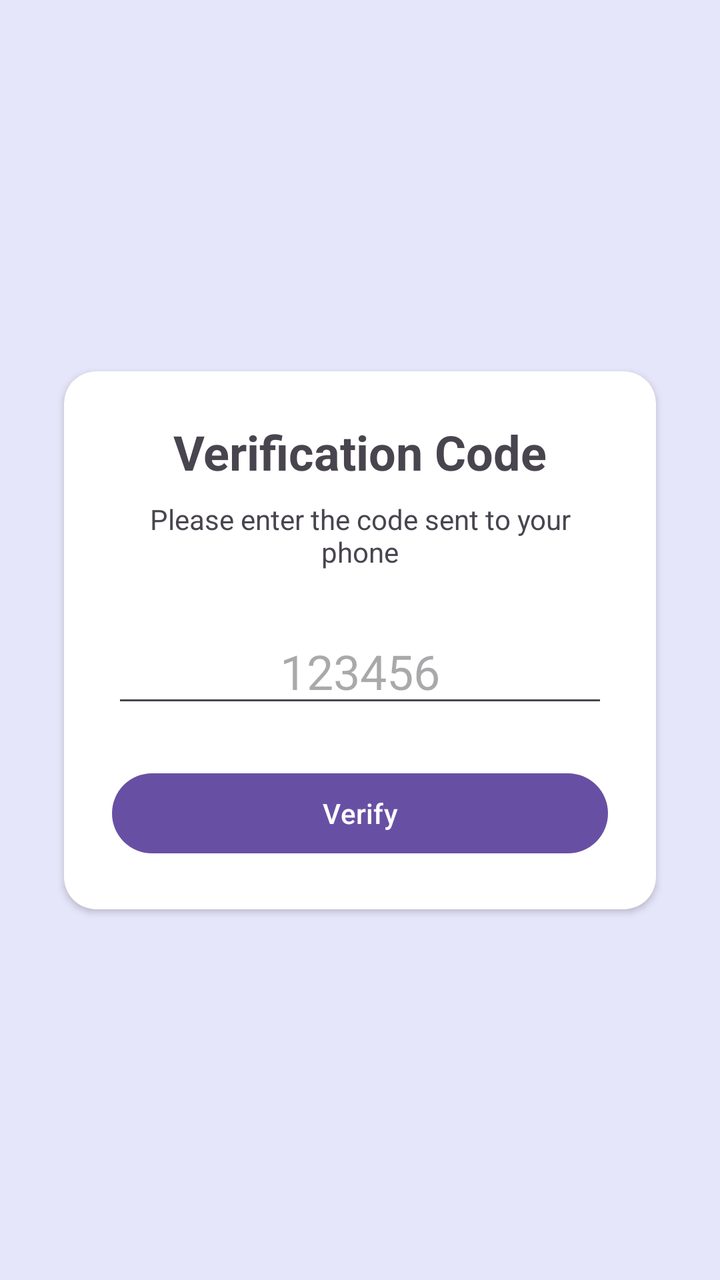
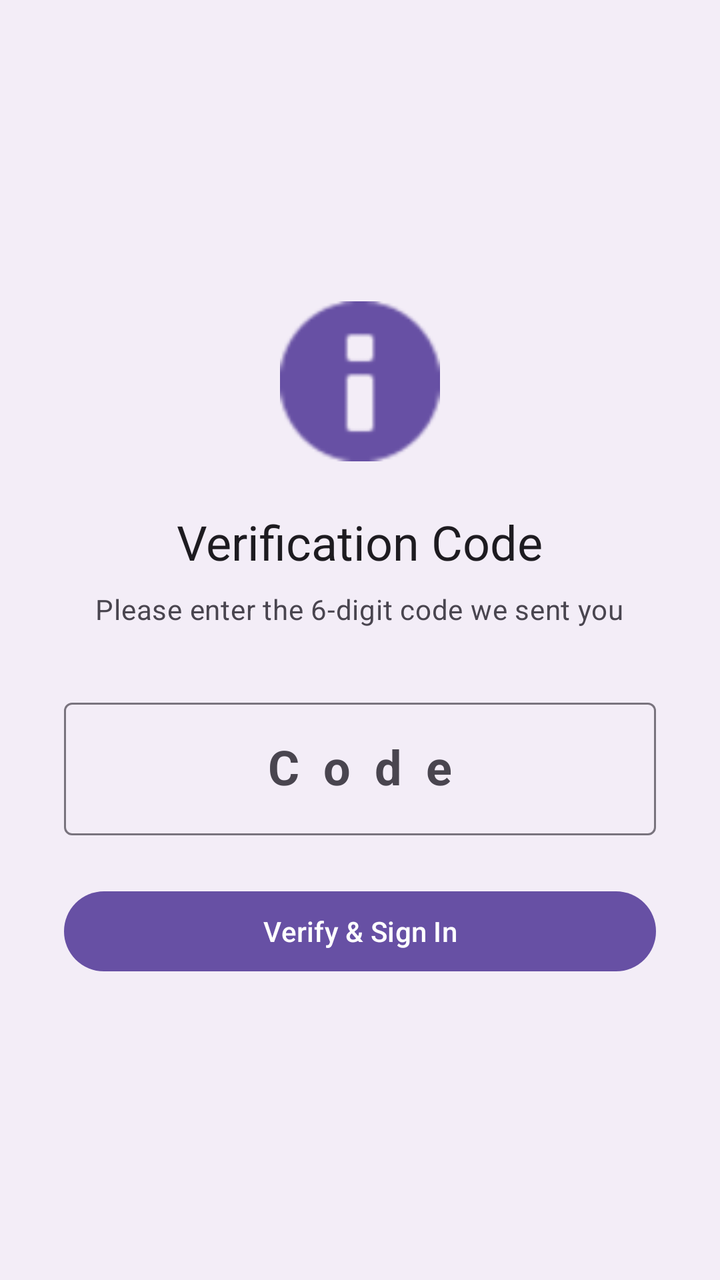

Two renders of the same Android screen: before a commit and after it. Below are the layout's source before the change and the commit's diff.
<!-- AndroidManifest.xml: application theme Theme.CrossPlatMultiFacAuth -->
<!-- res/layout/activity_mfa.xml -->
<?xml version="1.0" encoding="utf-8"?>
<androidx.constraintlayout.widget.ConstraintLayout xmlns:android="http://schemas.android.com/apk/res/android"
    xmlns:app="http://schemas.android.com/apk/res-auto"
    xmlns:tools="http://schemas.android.com/tools"
    android:layout_width="match_parent"
    android:layout_height="match_parent"
    android:background="#E6E6FA"
    tools:context=".MFAActivity">

    <androidx.cardview.widget.CardView
        android:layout_width="0dp"
        android:layout_height="wrap_content"
        android:layout_marginStart="32dp"
        android:layout_marginEnd="32dp"
        app:cardCornerRadius="16dp"
        app:layout_constraintBottom_toBottomOf="parent"
        app:layout_constraintEnd_toEndOf="parent"
        app:layout_constraintStart_toStartOf="parent"
        app:layout_constraintTop_toTopOf="parent">

        <androidx.constraintlayout.widget.ConstraintLayout
            android:layout_width="match_parent"
            android:layout_height="match_parent"
            android:padding="24dp">

            <TextView
                android:id="@+id/mfaTitle"
                android:layout_width="wrap_content"
                android:layout_height="wrap_content"
                android:text="Verification Code"
                android:textSize="24sp"
                android:textStyle="bold"
                app:layout_constraintEnd_toEndOf="parent"
                app:layout_constraintStart_toStartOf="parent"
                app:layout_constraintTop_toTopOf="parent" />

            <TextView
                android:id="@+id/mfaSubtitle"
                android:layout_width="wrap_content"
                android:layout_height="wrap_content"
                android:layout_marginTop="8dp"
                android:text="Please enter the code sent to your phone"
                android:textAlignment="center"
                app:layout_constraintEnd_toEndOf="parent"
                app:layout_constraintStart_toStartOf="parent"
                app:layout_constraintTop_toBottomOf="@id/mfaTitle" />

            <EditText
                android:id="@+id/verificationCodeEditText"
                android:layout_width="0dp"
                android:layout_height="wrap_content"
                android:layout_marginTop="24dp"
                android:hint="123456"
                android:inputType="number"
                android:maxLength="6"
                android:textAlignment="center"
                android:textSize="24sp"
                app:layout_constraintEnd_toEndOf="parent"
                app:layout_constraintStart_toStartOf="parent"
                app:layout_constraintTop_toBottomOf="@id/mfaSubtitle" />

            <Button
                android:id="@+id/verifyButton"
                android:layout_width="0dp"
                android:layout_height="wrap_content"
                android:layout_marginTop="24dp"
                android:text="Verify"
                app:layout_constraintEnd_toEndOf="parent"
                app:layout_constraintStart_toStartOf="parent"
                app:layout_constraintTop_toBottomOf="@id/verificationCodeEditText" />

        </androidx.constraintlayout.widget.ConstraintLayout>

    </androidx.cardview.widget.CardView>

</androidx.constraintlayout.widget.ConstraintLayout>
<!-- resources referenced by this layout -->
<resources>
  <style name="Theme.CrossPlatMultiFacAuth" parent="Base.Theme.CrossPlatMultiFacAuth" />
  <style name="Base.Theme.CrossPlatMultiFacAuth" parent="Theme.Material3.DayNight.NoActionBar">
          
          
      </style>
</resources>

<!-- the commit's change to res/layout/activity_mfa.xml (unified diff, before → after) -->
@@ -4,73 +4,66 @@
     xmlns:tools="http://schemas.android.com/tools"
     android:layout_width="match_parent"
     android:layout_height="match_parent"
-    android:background="#E6E6FA"
+    android:background="?attr/colorSurfaceContainer"
     tools:context=".MFAActivity">
 
-    <androidx.cardview.widget.CardView
-        android:layout_width="0dp"
+    <LinearLayout
+        android:layout_width="match_parent"
         android:layout_height="wrap_content"
-        android:layout_marginStart="32dp"
-        android:layout_marginEnd="32dp"
-        app:cardCornerRadius="16dp"
+        android:gravity="center_horizontal"
+        android:orientation="vertical"
+        android:padding="32dp"
         app:layout_constraintBottom_toBottomOf="parent"
-        app:layout_constraintEnd_toEndOf="parent"
-        app:layout_constraintStart_toStartOf="parent"
         app:layout_constraintTop_toTopOf="parent">
 
-        <androidx.constraintlayout.widget.ConstraintLayout
+        <ImageView
+            android:layout_width="80dp"
+            android:layout_height="80dp"
+            android:src="@android:drawable/ic_dialog_info"
+            app:tint="?attr/colorPrimary" />
+
+        <TextView
+            android:layout_width="wrap_content"
+            android:layout_height="wrap_content"
+            android:layout_marginTop="24dp"
+            android:text="Verification Code"
+            android:textAppearance="?attr/textAppearanceHeadline5" />
+
+        <TextView
+            android:layout_width="wrap_content"
+            android:layout_height="wrap_content"
+            android:layout_marginTop="8dp"
+            android:text="Please enter the 6-digit code we sent you"
+            android:textAlignment="center"
+            android:textAppearance="?attr/textAppearanceBodyMedium"
+            android:textColor="?attr/colorOnSurfaceVariant" />
+
+        <com.google.android.material.textfield.TextInputLayout
+            style="@style/Widget.Material3.TextInputLayout.OutlinedBox"
             android:layout_width="match_parent"
-            android:layout_height="match_parent"
-            android:padding="24dp">
+            android:layout_height="wrap_content"
+            android:layout_marginTop="32dp"
+            android:hint="Code">
 
-            <TextView
-                android:id="@+id/mfaTitle"
-                android:layout_width="wrap_content"
+            <com.google.android.material.textfield.TextInputEditText
+                android:id="@+id/verificationCodeEditText"
+                android:layout_width="match_parent"
                 android:layout_height="wrap_content"
-                android:text="Verification Code"
+                android:gravity="center"
+                android:inputType="number"
+                android:letterSpacing="0.5"
+                android:maxLength="6"
                 android:textSize="24sp"
-                android:textStyle="bold"
-                app:layout_constraintEnd_toEndOf="parent"
-                app:layout_constraintStart_toStartOf="parent"
-                app:layout_constraintTop_toTopOf="parent" />
+                android:textStyle="bold" />
+        </com.google.android.material.textfield.TextInputLayout>
 
-            <TextView
-                android:id="@+id/mfaSubtitle"
-                android:layout_width="wrap_content"
-                android:layout_height="wrap_content"
-                android:layout_marginTop="8dp"
-                android:text="Please enter the code sent to your phone"
-                android:textAlignment="center"
-                app:layout_constraintEnd_toEndOf="parent"
-                app:layout_constraintStart_toStartOf="parent"
-                app:layout_constraintTop_toBottomOf="@id/mfaTitle" />
+        <com.google.android.material.button.MaterialButton
+            android:id="@+id/verifyButton"
+            android:layout_width="match_parent"
+            android:layout_height="wrap_content"
+            android:layout_marginTop="24dp"
+            android:text="Verify &amp; Sign In" />
 
-            <EditText
-                android:id="@+id/verificationCodeEditText"
-                android:layout_width="0dp"
-                android:layout_height="wrap_content"
-                android:layout_marginTop="24dp"
-                android:hint="123456"
-                android:inputType="number"
-                android:maxLength="6"
-                android:textAlignment="center"
-                android:textSize="24sp"
-                app:layout_constraintEnd_toEndOf="parent"
-                app:layout_constraintStart_toStartOf="parent"
-                app:layout_constraintTop_toBottomOf="@id/mfaSubtitle" />
-
-            <Button
-                android:id="@+id/verifyButton"
-                android:layout_width="0dp"
-                android:layout_height="wrap_content"
-                android:layout_marginTop="24dp"
-                android:text="Verify"
-                app:layout_constraintEnd_toEndOf="parent"
-                app:layout_constraintStart_toStartOf="parent"
-                app:layout_constraintTop_toBottomOf="@id/verificationCodeEditText" />
-
-        </androidx.constraintlayout.widget.ConstraintLayout>
-
-    </androidx.cardview.widget.CardView>
+    </LinearLayout>
 
 </androidx.constraintlayout.widget.ConstraintLayout>
